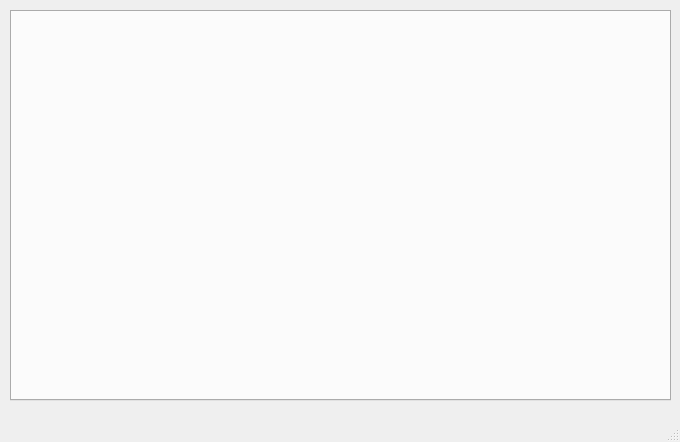
Qt form mainwindow.ui (vince7839/GmsAutoTool) before a commit.
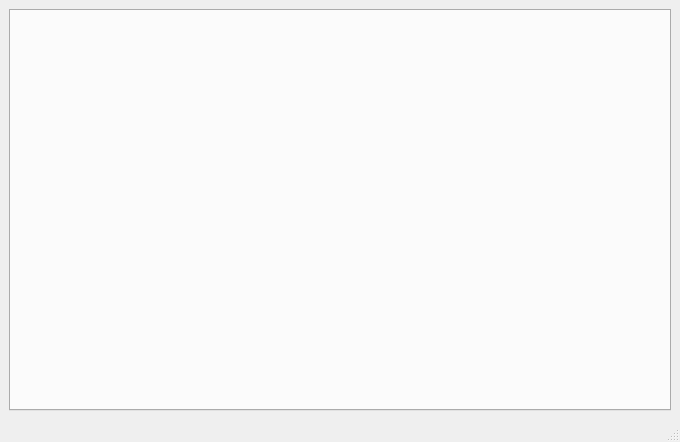
The same form after that commit.

```diff
--- a/mainwindow.ui
+++ b/mainwindow.ui
@@ -14,15 +14,9 @@
    <string>MainWindow</string>
   </property>
   <widget class="QWidget" name="centralwidget">
+   <layout class="QVBoxLayout" name="verticalLayout">
+    <item>
    <widget class="QTabWidget" name="tabWidget">
-    <property name="geometry">
-     <rect>
-      <x>10</x>
-      <y>10</y>
-      <width>661</width>
-      <height>391</height>
-     </rect>
-    </property>
     <property name="tabPosition">
      <enum>QTabWidget::West</enum>
     </property>
@@ -30,6 +24,8 @@
      <number>-1</number>
     </property>
    </widget>
+    </item>
+   </layout>
   </widget>
   <widget class="QMenuBar" name="menubar">
    <property name="geometry">
```
Lines whose indentation alone changed are shown as unchanged.
